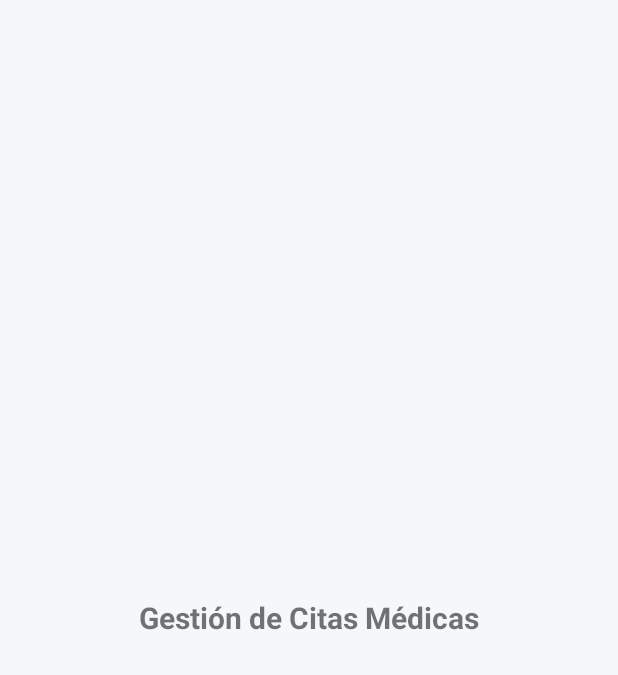
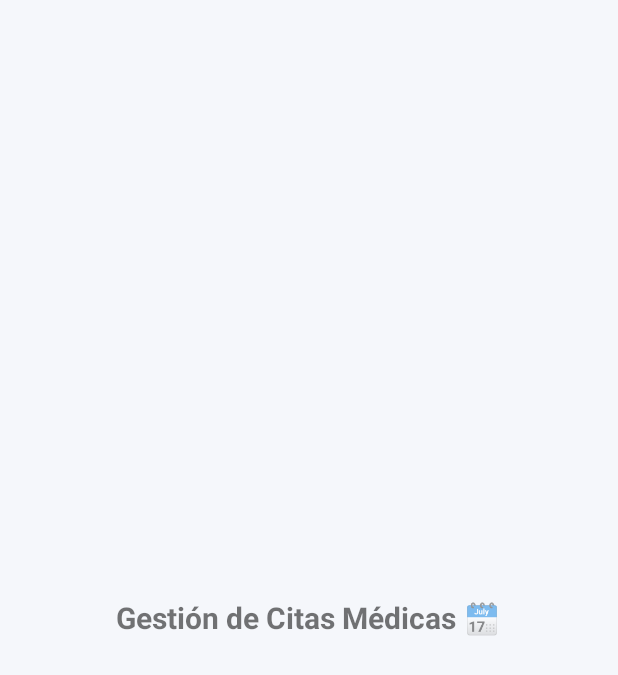
Before and after one commit to LeonelPerezSV/ClinicaApp, an Android app: the layout fragment_citas.xml on its own in the app's theme, with its tools: preview values and no code run, on a phone screen of 412 x 824 dp. Shown: the top 675 px of the screen. Run offline under Robolectric (Android 15) with nearby library versions, the phone set to English and light mode, and no system bars.

Commit message:
bore icono

```diff
--- a/app/src/main/res/layout/fragment_citas.xml
+++ b/app/src/main/res/layout/fragment_citas.xml
@@ -8,7 +8,7 @@
 
     <TextView
         android:id="@+id/txtTitle"
-        android:text="Gestión de Citas Médicas"
+        android:text="Gestión de Citas Médicas 🗓️"
         android:textSize="20sp"
         android:textStyle="bold"
         android:layout_width="wrap_content"
```
